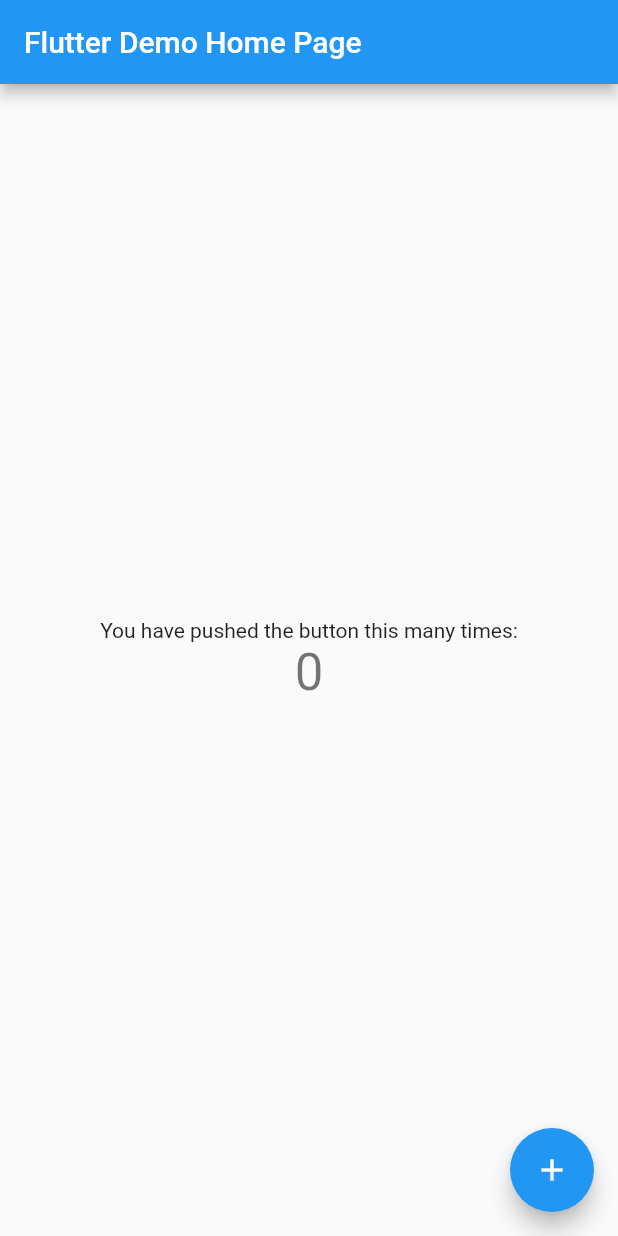
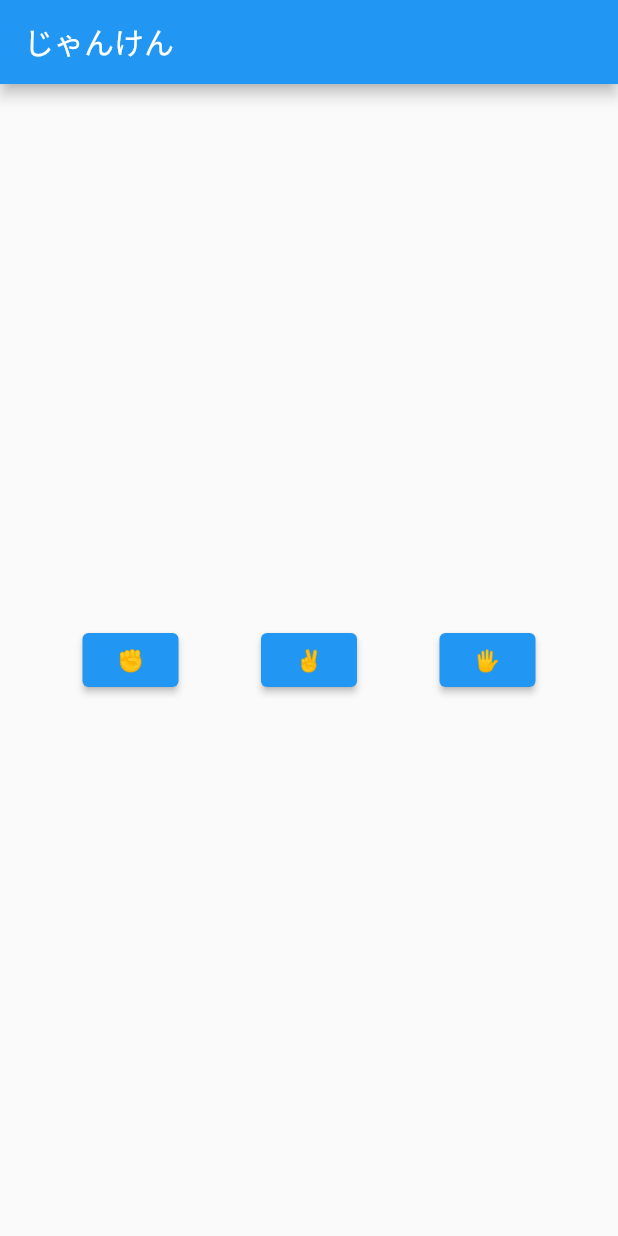
Before and after one commit to juninaba/janken, a Flutter app: the screen it shows after launch, on a phone screen of 412 x 824 dp. Run offline on Flutter 3.47's test engine with Material 2 defaults, Android fonts, the phone set to English and light mode, and no system bars.

Commit message:
add janken button

```diff
--- a/lib/main.dart
+++ b/lib/main.dart
@@ -7,109 +7,51 @@ void main() {
 class MyApp extends StatelessWidget {
   const MyApp({super.key});
 
-  // This widget is the root of your application.
   @override
   Widget build(BuildContext context) {
     return MaterialApp(
       title: 'Flutter Demo',
       theme: ThemeData(
-        // This is the theme of your application.
-        //
-        // Try running your application with "flutter run". You'll see the
-        // application has a blue toolbar. Then, without quitting the app, try
-        // changing the primarySwatch below to Colors.green and then invoke
-        // "hot reload" (press "r" in the console where you ran "flutter run",
-        // or simply save your changes to "hot reload" in a Flutter IDE).
-        // Notice that the counter didn't reset back to zero; the application
-        // is not restarted.
         primarySwatch: Colors.blue,
       ),
-      home: const MyHomePage(title: 'Flutter Demo Home Page'),
+      home: JankenPage(),
     );
   }
 }
 
-class MyHomePage extends StatefulWidget {
-  const MyHomePage({super.key, required this.title});
-
-  // This widget is the home page of your application. It is stateful, meaning
-  // that it has a State object (defined below) that contains fields that affect
-  // how it looks.
-
-  // This class is the configuration for the state. It holds the values (in this
-  // case the title) provided by the parent (in this case the App widget) and
-  // used by the build method of the State. Fields in a Widget subclass are
-  // always marked "final".
-
-  final String title;
+class JankenPage extends StatefulWidget {
+  const JankenPage({super.key});
 
   @override
-  State<MyHomePage> createState() => _MyHomePageState();
+  State<JankenPage> createState() => _JankenPageState();
 }
 
-class _MyHomePageState extends State<MyHomePage> {
-  int _counter = 0;
-
-  void _incrementCounter() {
-    setState(() {
-      // This call to setState tells the Flutter framework that something has
-      // changed in this State, which causes it to rerun the build method below
-      // so that the display can reflect the updated values. If we changed
-      // _counter without calling setState(), then the build method would not be
-      // called again, and so nothing would appear to happen.
-      _counter++;
-    });
-  }
-
+class _JankenPageState extends State<JankenPage> {
   @override
   Widget build(BuildContext context) {
-    // This method is rerun every time setState is called, for instance as done
-    // by the _incrementCounter method above.
-    //
-    // The Flutter framework has been optimized to make rerunning build methods
-    // fast, so that you can just rebuild anything that needs updating rather
-    // than having to individually change instances of widgets.
     return Scaffold(
       appBar: AppBar(
-        // Here we take the value from the MyHomePage object that was created by
-        // the App.build method, and use it to set our appbar title.
-        title: Text(widget.title),
+        title: Text('じゃんけん'),
       ),
       body: Center(
-        // Center is a layout widget. It takes a single child and positions it
-        // in the middle of the parent.
-        child: Column(
-          // Column is also a layout widget. It takes a list of children and
-          // arranges them vertically. By default, it sizes itself to fit its
-          // children horizontally, and tries to be as tall as its parent.
-          //
-          // Invoke "debug painting" (press "p" in the console, choose the
-          // "Toggle Debug Paint" action from the Flutter Inspector in Android
-          // Studio, or the "Toggle Debug Paint" command in Visual Studio Code)
-          // to see the wireframe for each widget.
-          //
-          // Column has various properties to control how it sizes itself and
-          // how it positions its children. Here we use mainAxisAlignment to
-          // center the children vertically; the main axis here is the vertical
-          // axis because Columns are vertical (the cross axis would be
-          // horizontal).
-          mainAxisAlignment: MainAxisAlignment.center,
-          children: <Widget>[
-            const Text(
-              'You have pushed the button this many times:',
+        child: Row(
+          mainAxisAlignment: MainAxisAlignment.spaceEvenly,
+          children: [
+            ElevatedButton(
+              onPressed: () {},
+              child: Text('✊'),
             ),
-            Text(
-              '$_counter',
-              style: Theme.of(context).textTheme.headline4,
+            ElevatedButton(
+              onPressed: () {},
+              child: Text('✌️'),
+            ),
+            ElevatedButton(
+              onPressed: () {},
+              child: Text('🖐'),
             ),
           ],
         ),
       ),
-      floatingActionButton: FloatingActionButton(
-        onPressed: _incrementCounter,
-        tooltip: 'Increment',
-        child: const Icon(Icons.add),
-      ), // This trailing comma makes auto-formatting nicer for build methods.
     );
   }
 }
```
